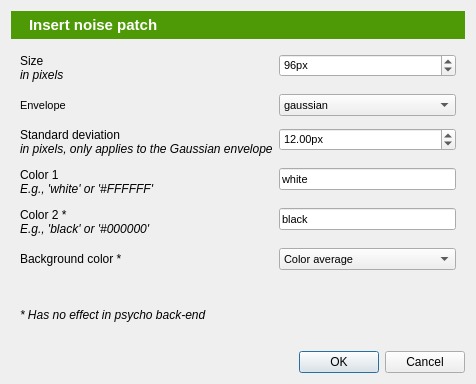
The window that resources/ui/noise_patch_dialog.ui (open-cogsci/OpenSesame) describes before a commit, drawn with Qt 5.
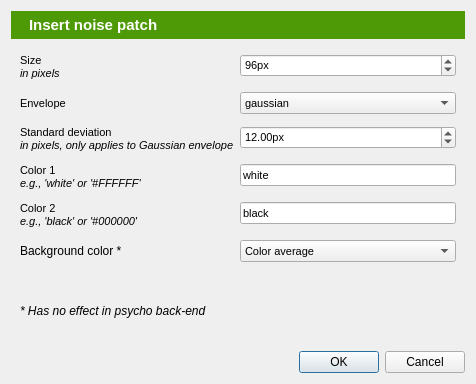
The same window after the commit. Icons and pictures are not drawn.

```diff
--- a/resources/ui/noise_patch_dialog.ui
+++ b/resources/ui/noise_patch_dialog.ui
@@ -127,12 +127,7 @@
       <item row="2" column="0">
        <widget class="QLabel" name="label_6">
         <property name="text">
-         <string>&lt;!DOCTYPE HTML PUBLIC &quot;-//W3C//DTD HTML 4.0//EN&quot; &quot;http://www.w3.org/TR/REC-html40/strict.dtd&quot;&gt;
-&lt;html&gt;&lt;head&gt;&lt;meta name=&quot;qrichtext&quot; content=&quot;1&quot; /&gt;&lt;style type=&quot;text/css&quot;&gt;
-p, li { white-space: pre-wrap; }
-&lt;/style&gt;&lt;/head&gt;&lt;body style=&quot; font-family:'Ubuntu'; font-size:8pt; font-weight:400; font-style:normal;&quot;&gt;
-&lt;p style=&quot; margin-top:0px; margin-bottom:0px; margin-left:0px; margin-right:0px; -qt-block-indent:0; text-indent:0px;&quot;&gt;&lt;span style=&quot; font-size:9pt;&quot;&gt;Standard deviation&lt;/span&gt;&lt;/p&gt;
-&lt;p style=&quot; margin-top:0px; margin-bottom:0px; margin-left:0px; margin-right:0px; -qt-block-indent:0; text-indent:0px;&quot;&gt;&lt;span style=&quot; font-size:9pt; font-style:italic;&quot;&gt;in pixels, only applies to the Gaussian envelope&lt;/span&gt;&lt;/p&gt;&lt;/body&gt;&lt;/html&gt;</string>
+         <string>Standard deviation&lt;br /&gt;&lt;i&gt;in pixels, only applies to Gaussian envelope&lt;/i&gt;</string>
         </property>
        </widget>
       </item>
@@ -152,12 +147,7 @@
       <item row="3" column="0">
        <widget class="QLabel" name="label_10">
         <property name="text">
-         <string>&lt;!DOCTYPE HTML PUBLIC &quot;-//W3C//DTD HTML 4.0//EN&quot; &quot;http://www.w3.org/TR/REC-html40/strict.dtd&quot;&gt;
-&lt;html&gt;&lt;head&gt;&lt;meta name=&quot;qrichtext&quot; content=&quot;1&quot; /&gt;&lt;style type=&quot;text/css&quot;&gt;
-p, li { white-space: pre-wrap; }
-&lt;/style&gt;&lt;/head&gt;&lt;body style=&quot; font-family:'Ubuntu'; font-size:9pt; font-weight:400; font-style:normal;&quot;&gt;
-&lt;p style=&quot; margin-top:0px; margin-bottom:0px; margin-left:0px; margin-right:0px; -qt-block-indent:0; text-indent:0px;&quot;&gt;Color 1&lt;/p&gt;
-&lt;p style=&quot; margin-top:0px; margin-bottom:0px; margin-left:0px; margin-right:0px; -qt-block-indent:0; text-indent:0px;&quot;&gt;&lt;span style=&quot; font-style:italic;&quot;&gt;E.g., 'white' or '#FFFFFF'&lt;/span&gt;&lt;/p&gt;&lt;/body&gt;&lt;/html&gt;</string>
+         <string>Color 1&lt;br /&gt;&lt;i&gt;e.g., 'white' or '#FFFFFF'&lt;/i&gt;</string>
         </property>
        </widget>
       </item>
@@ -171,12 +161,7 @@
       <item row="4" column="0">
        <widget class="QLabel" name="label_9">
         <property name="text">
-         <string>&lt;!DOCTYPE HTML PUBLIC &quot;-//W3C//DTD HTML 4.0//EN&quot; &quot;http://www.w3.org/TR/REC-html40/strict.dtd&quot;&gt;
-&lt;html&gt;&lt;head&gt;&lt;meta name=&quot;qrichtext&quot; content=&quot;1&quot; /&gt;&lt;style type=&quot;text/css&quot;&gt;
-p, li { white-space: pre-wrap; }
-&lt;/style&gt;&lt;/head&gt;&lt;body style=&quot; font-family:'Ubuntu'; font-size:8pt; font-weight:400; font-style:normal;&quot;&gt;
-&lt;p style=&quot; margin-top:0px; margin-bottom:0px; margin-left:0px; margin-right:0px; -qt-block-indent:0; text-indent:0px;&quot;&gt;&lt;span style=&quot; font-size:9pt;&quot;&gt;Color 2 *&lt;/span&gt;&lt;/p&gt;
-&lt;p style=&quot; margin-top:0px; margin-bottom:0px; margin-left:0px; margin-right:0px; -qt-block-indent:0; text-indent:0px;&quot;&gt;&lt;span style=&quot; font-size:9pt; font-style:italic;&quot;&gt;E.g., 'black' or '#000000'&lt;/span&gt;&lt;/p&gt;&lt;/body&gt;&lt;/html&gt;</string>
+         <string>Color 2&lt;br /&gt;&lt;i&gt;e.g., 'black' or '#000000'&lt;/i&gt;</string>
         </property>
        </widget>
       </item>
@@ -216,12 +201,7 @@
       <item row="0" column="0">
        <widget class="QLabel" name="label_4">
         <property name="text">
-         <string>&lt;!DOCTYPE HTML PUBLIC &quot;-//W3C//DTD HTML 4.0//EN&quot; &quot;http://www.w3.org/TR/REC-html40/strict.dtd&quot;&gt;
-&lt;html&gt;&lt;head&gt;&lt;meta name=&quot;qrichtext&quot; content=&quot;1&quot; /&gt;&lt;style type=&quot;text/css&quot;&gt;
-p, li { white-space: pre-wrap; }
-&lt;/style&gt;&lt;/head&gt;&lt;body style=&quot; font-family:'Ubuntu'; font-size:9pt; font-weight:400; font-style:normal;&quot;&gt;
-&lt;p style=&quot; margin-top:0px; margin-bottom:0px; margin-left:0px; margin-right:0px; -qt-block-indent:0; text-indent:0px;&quot;&gt;Size&lt;/p&gt;
-&lt;p style=&quot; margin-top:0px; margin-bottom:0px; margin-left:0px; margin-right:0px; -qt-block-indent:0; text-indent:0px;&quot;&gt;&lt;span style=&quot; font-style:italic;&quot;&gt;in pixels&lt;/span&gt;&lt;/p&gt;&lt;/body&gt;&lt;/html&gt;</string>
+         <string>Size&lt;br /&gt;&lt;i&gt;in pixels&lt;/i&gt;</string>
         </property>
        </widget>
       </item>
```
